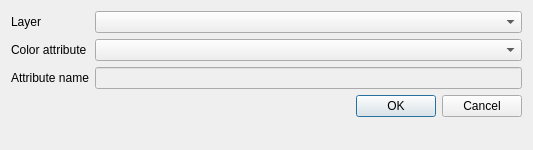
kxtells/kxtells_qgis_plugins, file color_attribute/ui_color_attribute.ui: the form before one commit.
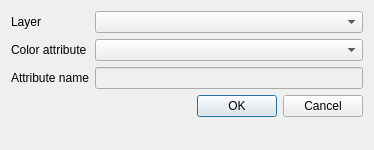
The form after the commit.

Commit message: Changed default dialog size

```diff
--- a/color_attribute/ui_color_attribute.ui
+++ b/color_attribute/ui_color_attribute.ui
@@ -6,7 +6,7 @@
    <rect>
     <x>0</x>
     <y>0</y>
-    <width>533</width>
+    <width>374</width>
     <height>150</height>
    </rect>
   </property>
```
The commit also changes 1 other file.
